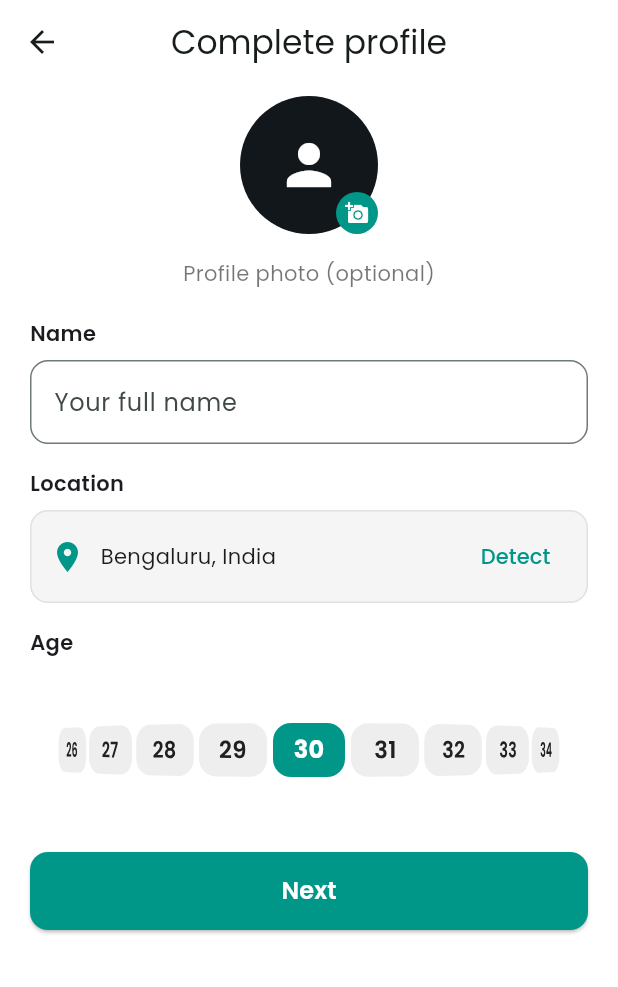
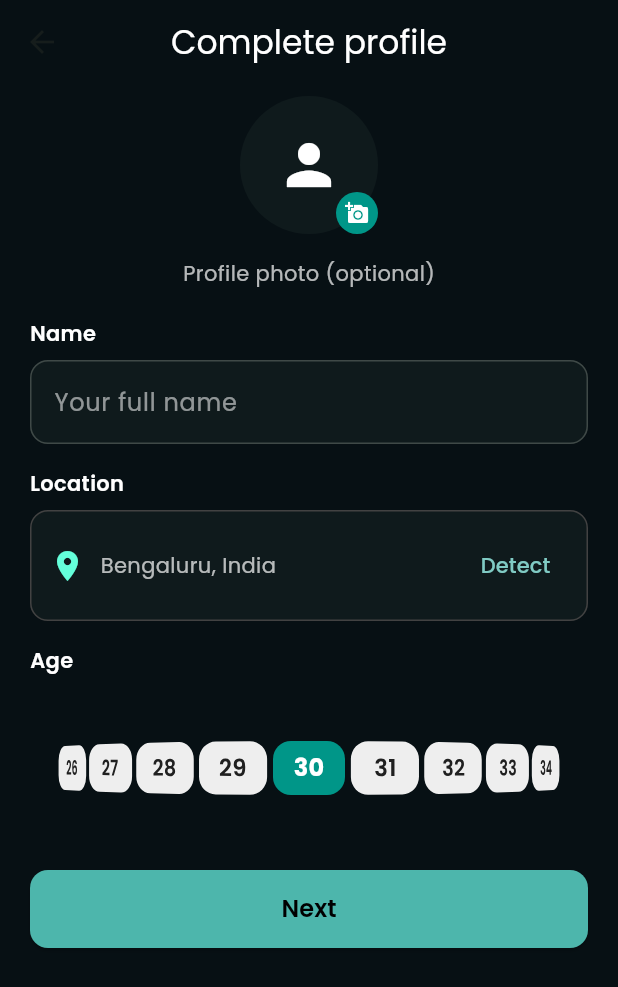
Before and after one commit to Ashish-Ranja-n/MBDIM, a Flutter app: the ProfileInfoScreen screen opened directly with empty values, on a phone screen of 412 x 824 dp. Shown: the top 987 px of the screen. Run offline on Flutter 3.47's test engine with Material 3 defaults, Android fonts, the phone set to English and light mode, and no system bars; our stand-ins replace carousel_slider, google_fonts, shared_preferences; accounts and stored records are empty.

Commit message:
updated mobile

```diff
--- a/mobile/lib/screens/profile_info_screen.dart
+++ b/mobile/lib/screens/profile_info_screen.dart
@@ -47,12 +47,16 @@
   Widget build(BuildContext context) {
     final ages = List.generate(63, (i) => i + 18); // 18..80
     return Scaffold(
+      backgroundColor: const Color(0xFF071014),
       appBar: AppBar(
-        title: Text('Complete profile', style: GoogleFonts.poppins()),
-        backgroundColor: Colors.white,
+        title: Text(
+          'Complete profile',
+          style: GoogleFonts.poppins(color: Colors.white),
+        ),
+        backgroundColor: const Color(0xFF071014),
         elevation: 0,
         centerTitle: true,
-        systemOverlayStyle: SystemUiOverlayStyle.dark,
+        systemOverlayStyle: SystemUiOverlayStyle.light,
       ),
       body: SafeArea(
         child: SingleChildScrollView(
@@ -73,7 +77,7 @@
                         children: [
                           const CircleAvatar(
                             radius: 46,
-                            backgroundColor: Color(0xFF12171C),
+                            backgroundColor: Color(0xFF0F1A1C),
                             child: Icon(
                               Icons.person,
                               size: 44,
@@ -113,7 +117,7 @@
                       const SizedBox(height: 16),
                       Text(
                         'Profile photo (optional)',
-                        style: GoogleFonts.poppins(color: Colors.black54),
+                        style: GoogleFonts.poppins(color: Colors.white70),
                       ),
                     ],
                   ),
@@ -126,16 +130,24 @@
                     children: [
                       Text(
                         'Name',
-                        style: GoogleFonts.poppins(fontWeight: FontWeight.w600),
+                        style: GoogleFonts.poppins(
+                          fontWeight: FontWeight.w600,
+                          color: Colors.white,
+                        ),
                       ),
                       const SizedBox(height: 8),
                       TextFormField(
                         controller: _nameCtrl,
                         textInputAction: TextInputAction.next,
+                        style: GoogleFonts.poppins(color: Colors.white),
                         decoration: InputDecoration(
                           hintText: 'Your full name',
+                          hintStyle: TextStyle(color: Colors.white54),
+                          filled: true,
+                          fillColor: const Color(0xFF0F1A1C),
                           border: OutlineInputBorder(
                             borderRadius: BorderRadius.circular(12),
+                            borderSide: BorderSide(color: Colors.grey.shade800),
                           ),
                         ),
                         validator: (v) => (v == null || v.trim().isEmpty)
@@ -145,27 +157,36 @@
                       const SizedBox(height: 16),
                       Text(
                         'Location',
-                        style: GoogleFonts.poppins(fontWeight: FontWeight.w600),
+                        style: GoogleFonts.poppins(
+                          fontWeight: FontWeight.w600,
+                          color: Colors.white,
+                        ),
                       ),
                       const SizedBox(height: 8),
                       Container(
                         padding: const EdgeInsets.symmetric(
                           horizontal: 12,
-                          vertical: 6,
+                          vertical: 12,
                         ),
                         decoration: BoxDecoration(
-                          color: Colors.grey.shade100,
+                          color: const Color(0xFF0F1A1C),
                           borderRadius: BorderRadius.circular(12),
-                          border: Border.all(color: Colors.grey.shade300),
+                          border: Border.all(color: Colors.grey.shade800),
                         ),
                         child: Row(
                           children: [
-                            const Icon(Icons.location_on, color: Colors.teal),
+                            const Icon(
+                              Icons.location_on,
+                              color: Colors.tealAccent,
+                            ),
                             const SizedBox(width: 10),
                             Expanded(
                               child: Text(
                                 'Bengaluru, India',
-                                style: GoogleFonts.poppins(fontSize: 14),
+                                style: GoogleFonts.poppins(
+                                  fontSize: 14,
+                                  color: Colors.white70,
+                                ),
                               ),
                             ),
                             TextButton(
@@ -180,7 +201,9 @@
                               },
                               child: Text(
                                 'Detect',
-                                style: GoogleFonts.poppins(color: Colors.teal),
+                                style: GoogleFonts.poppins(
+                                  color: Colors.teal.shade200,
+                                ),
                               ),
                             ),
                           ],
@@ -189,7 +212,10 @@
                       const SizedBox(height: 16),
                       Text(
                         'Age',
-                        style: GoogleFonts.poppins(fontWeight: FontWeight.w600),
+                        style: GoogleFonts.poppins(
+                          fontWeight: FontWeight.w600,
+                          color: Colors.white,
+                        ),
                       ),
                       const SizedBox(height: 12),
                       SizedBox(
@@ -205,8 +231,9 @@
                                 setState(() => _age = ages[i]),
                             childDelegate: ListWheelChildBuilderDelegate(
                               builder: (context, index) {
-                                if (index < 0 || index >= ages.length)
+                                if (index < 0 || index >= ages.length) {
                                   return null;
+                                }
                                 final val = ages[index];
                                 return RotatedBox(
                                   quarterTurns: 1,
@@ -248,8 +275,8 @@
                         child: ElevatedButton(
                           onPressed: _saveAndNext,
                           style: ElevatedButton.styleFrom(
-                            backgroundColor: Colors.teal,
-                            foregroundColor: Colors.white,
+                            backgroundColor: Colors.teal.shade300,
+                            foregroundColor: Colors.black,
                             shape: RoundedRectangleBorder(
                               borderRadius: BorderRadius.circular(12),
                             ),
```
Also changed, not shown: mobile/lib/screens/onboarding_screen.dart (+19 -9 lines), mobile/lib/screens/otp_screen.dart (+21 -6 lines), mobile/lib/screens/welcome_screen.dart (+18 -6 lines).
